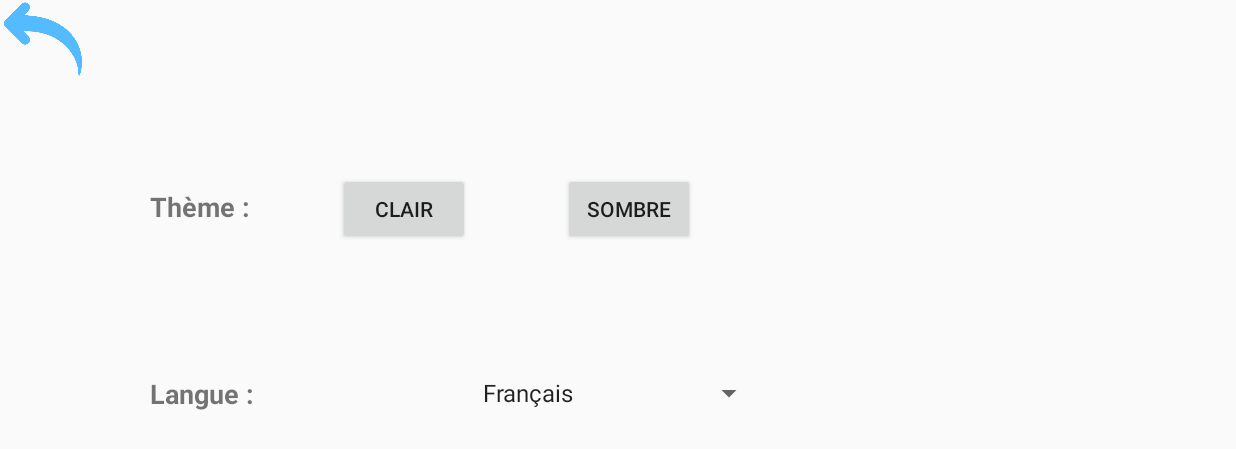
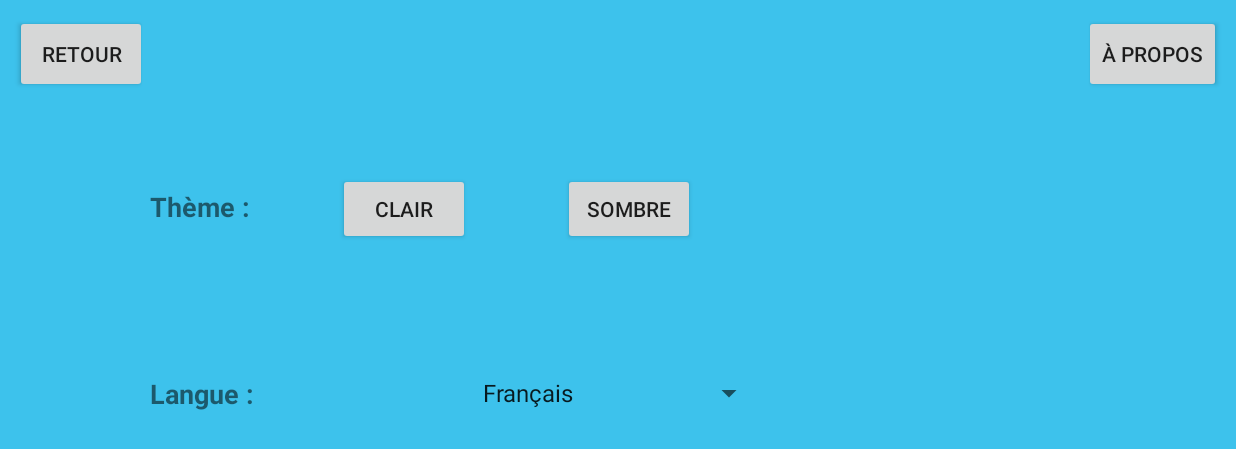
Before and after one commit to Zoro732/PixelParty, an Android app: the screen it shows after launch (MainActivity), on a phone screen of 824 x 412 dp (held sideways). Shown: the top 449 px of the screen. Run offline under Robolectric (Android 15) with nearby library versions, the phone set to English and light mode, and no system bars.

Commit message:
Changes : back Button, about button, dark and light themes

```diff
--- a/app/src/main/AndroidManifest.xml
+++ b/app/src/main/AndroidManifest.xml
@@ -1,5 +1,6 @@
 <manifest xmlns:android="http://schemas.android.com/apk/res/android"
     package="com.example.helloworld">
+
     <uses-permission android:name="android.permission.VIBRATE" />
 
     <application
@@ -8,9 +9,10 @@
         android:label="@string/app_name"
         android:roundIcon="@mipmap/ic_launcher_round"
         android:supportsRtl="true"
-        android:theme="@style/Theme.HelloWorld"> <!-- Vérifiez que vous appliquez votre thème ici -->
+        android:theme="@style/Theme.HelloWorld">
+
         <activity android:name=".MainActivity"
-            android:screenOrientation="landscape">
+            android:screenOrientation="sensorLandscape"> <!-- Gère les rotations seulement en paysage -->
             <intent-filter>
                 <action android:name="android.intent.action.MAIN" />
                 <category android:name="android.intent.category.LAUNCHER" />
--- a/app/src/main/java/com/example/helloworld/MainActivity.java
+++ b/app/src/main/java/com/example/helloworld/MainActivity.java
@@ -9,15 +9,18 @@ import android.os.Vibrator;
 import android.view.MotionEvent;
 import android.view.View;
 import android.widget.ArrayAdapter;
+import android.widget.Button;
 import android.widget.FrameLayout;
-import android.widget.ImageButton;
 import android.widget.Spinner;
+import android.widget.TextView;
+import android.app.AlertDialog;
 
 public class MainActivity extends AppCompatActivity {
-    private ImageButton BackButton;
+    private Button backButton; // Changement ici
     private Vibrator vibrator;
     private boolean hasVibrated = false; // Booléen pour vérifier si la vibration a déjà eu lieu
     long[] timings = {0, 100};  // Vibre pendant 100ms, puis s'arrête
+    private FrameLayout gameFrame;
 
     @SuppressLint("ClickableViewAccessibility")
     @Override
@@ -28,24 +31,22 @@ public class MainActivity extends AppCompatActivity {
 
         // Obtenir l'instance de Vibrator à partir du contexte actuel
         vibrator = (Vibrator) getSystemService(Context.VIBRATOR_SERVICE);
-        // Associer le bouton
-        BackButton = findViewById(R.id.back);
+        // Associer le bouton de retour
+        backButton = findViewById(R.id.back);
+        gameFrame = findViewById(R.id.gameFrame);  // Initialiser le FrameLayout pour le changement de thème
 
-        // Définir l'écouteur d'événements pour le bouton
-        BackButton.setOnTouchListener(new View.OnTouchListener() {
+        // Définir l'écouteur d'événements pour le bouton retour
+        backButton.setOnTouchListener(new View.OnTouchListener() {
             @Override
             public boolean onTouch(View v, MotionEvent event) {
                 if (event.getAction() == MotionEvent.ACTION_DOWN) {
-                    // Vérifiez si la vibration n'a pas déjà eu lieu
                     if (!hasVibrated) {
-                        // Vibration
                         if (Build.VERSION.SDK_INT >= Build.VERSION_CODES.O) {
-                            vibrator.vibrate(timings, -1); // Utiliser -1 pour une vibration unique
+                            vibrator.vibrate(timings, -1);
                         }
-                        hasVibrated = true; // Marquez que la vibration a eu lieu
+                        hasVibrated = true;
                     }
                 } else if (event.getAction() == MotionEvent.ACTION_UP) {
-                    // Réinitialiser le booléen lorsque le bouton est relâché
                     hasVibrated = false;
                 }
                 return true;
@@ -58,6 +59,49 @@ public class MainActivity extends AppCompatActivity {
                 R.array.language_options, android.R.layout.simple_spinner_item);
         adapter.setDropDownViewResource(android.R.layout.simple_spinner_dropdown_item);
         languageSpinner.setAdapter(adapter);
+
+        // Configurer les boutons pour le changement de thème
+        Button buttonClair = findViewById(R.id.buttonClair);
+        Button buttonSombre = findViewById(R.id.buttonSombre);
+        Button aboutButton = findViewById(R.id.aboutButton); // Nouveau bouton
+        TextView themeLabel = findViewById(R.id.theme);
+        TextView languageLabel = findViewById(R.id.languageLabel);
+
+        // Changer le thème en clair
+        buttonClair.setOnClickListener(new View.OnClickListener() {
+            @Override
+            public void onClick(View v) {
+                gameFrame.setBackgroundColor(getResources().getColor(R.color.cyan));
+                themeLabel.setTextColor(getResources().getColor(R.color.textCyan));
+                languageLabel.setTextColor(getResources().getColor(R.color.textCyan));
+                languageSpinner.setBackgroundColor(getResources().getColor(R.color.white)); // Fond du spinner
+                ((TextView) languageSpinner.getChildAt(0)).setTextColor(getResources().getColor(R.color.textCyan)); // Couleur du texte du spinner
+            }
+        });
+
+        // Changer le thème en sombre
+        buttonSombre.setOnClickListener(new View.OnClickListener() {
+            @Override
+            public void onClick(View v) {
+                gameFrame.setBackgroundColor(getResources().getColor(R.color.violet));
+                themeLabel.setTextColor(getResources().getColor(R.color.textViolet));
+                languageLabel.setTextColor(getResources().getColor(R.color.textViolet));
+                languageSpinner.setBackgroundColor(getResources().getColor(R.color.violet)); // Fond du spinner
+                ((TextView) languageSpinner.getChildAt(0)).setTextColor(getResources().getColor(R.color.textViolet)); // Couleur du texte du spinner
+            }
+        });
+
+        // Afficher un dialogue "À propos" lorsque le bouton est cliqué
+        aboutButton.setOnClickListener(new View.OnClickListener() {
+            @Override
+            public void onClick(View v) {
+                AlertDialog.Builder builder = new AlertDialog.Builder(MainActivity.this);
+                builder.setTitle("À propos")
+                        .setMessage("PIXEL PART\n\nApplication développée par AMAURY GIELEN, ILYES RABAOUY, et KACPER WOJTOWIC.\n\nVersion 1.0\n\nDescription de l'application : Jeu de plateforme familiale")
+                        .setPositiveButton("OK", null)
+                        .show();
+            }
+        });
     }
 
     @Override
--- a/app/src/main/res/layout/activity_main.xml
+++ b/app/src/main/res/layout/activity_main.xml
@@ -9,6 +9,7 @@
 
     <FrameLayout
         android:id="@+id/gameFrame"
+        android:background="@color/cyan"
         android:layout_width="0dp"
         android:layout_height="0dp"
         app:layout_constraintTop_toTopOf="parent"
@@ -31,17 +32,17 @@
             android:id="@+id/buttonSombre"
             android:layout_width="wrap_content"
             android:layout_height="wrap_content"
-            android:text="SOMBRE"
+            android:layout_marginLeft="375dp"
             android:layout_marginTop="115dp"
-            android:layout_marginLeft="375dp" />
+            android:text="SOMBRE" />
 
         <Button
             android:id="@+id/buttonClair"
             android:layout_width="wrap_content"
             android:layout_height="wrap_content"
-            android:text="Clair"
+            android:layout_marginLeft="225dp"
             android:layout_marginTop="115dp"
-            android:layout_marginLeft="225dp" />
+            android:text="Clair" />
 
         <TextView
             android:id="@+id/languageLabel"
@@ -58,18 +59,26 @@
             android:layout_width="196dp"
             android:layout_height="wrap_content"
             android:layout_gravity="top|center"
-            android:layout_marginTop="250dp"/>
+            android:layout_marginTop="250dp" />
+
+        <!-- Remplacer l'ImageButton par un simple Button -->
+        <Button
+            android:id="@+id/back"
+            android:layout_width="wrap_content"
+            android:layout_height="52dp"
+            android:layout_marginLeft="10dp"
+            android:layout_marginTop="10dp"
+            android:text="Retour" />
+
+        <Button
+            android:id="@+id/aboutButton"
+            android:layout_width="wrap_content"
+            android:layout_height="52dp"
+            android:layout_marginTop="10dp"
+            android:layout_gravity="right"
+            android:layout_marginRight="10dp"
+            android:text="À propos" />
+
     </FrameLayout>
 
-    <ImageButton
-        android:id="@+id/back"
-        android:layout_width="57dp"
-        android:layout_height="52dp"
-        android:background="@null"
-        android:contentDescription="TODO"
-        android:elevation="4dp"
-        android:scaleType="fitCenter"
-        android:src="@drawable/arrow_left"
-        app:layout_constraintStart_toStartOf="parent"
-        app:layout_constraintTop_toTopOf="parent"/>
 </androidx.constraintlayout.widget.ConstraintLayout>
--- a/app/src/main/res/values/colors.xml
+++ b/app/src/main/res/values/colors.xml
@@ -7,4 +7,8 @@
     <color name="teal_700">#FF018786</color>
     <color name="black">#FF000000</color>
     <color name="white">#FFFFFFFF</color>
+    <color name="violet">#FF402E7A</color>
+    <color name="cyan">#FF3DC2EC</color>
+    <color name="textViolet">#FFFFFFFF</color> <!-- Couleur du texte en mode sombre -->
+    <color name="textCyan">#FF000000</color> <!-- Couleur du texte en mode clair -->
 </resources>
```
